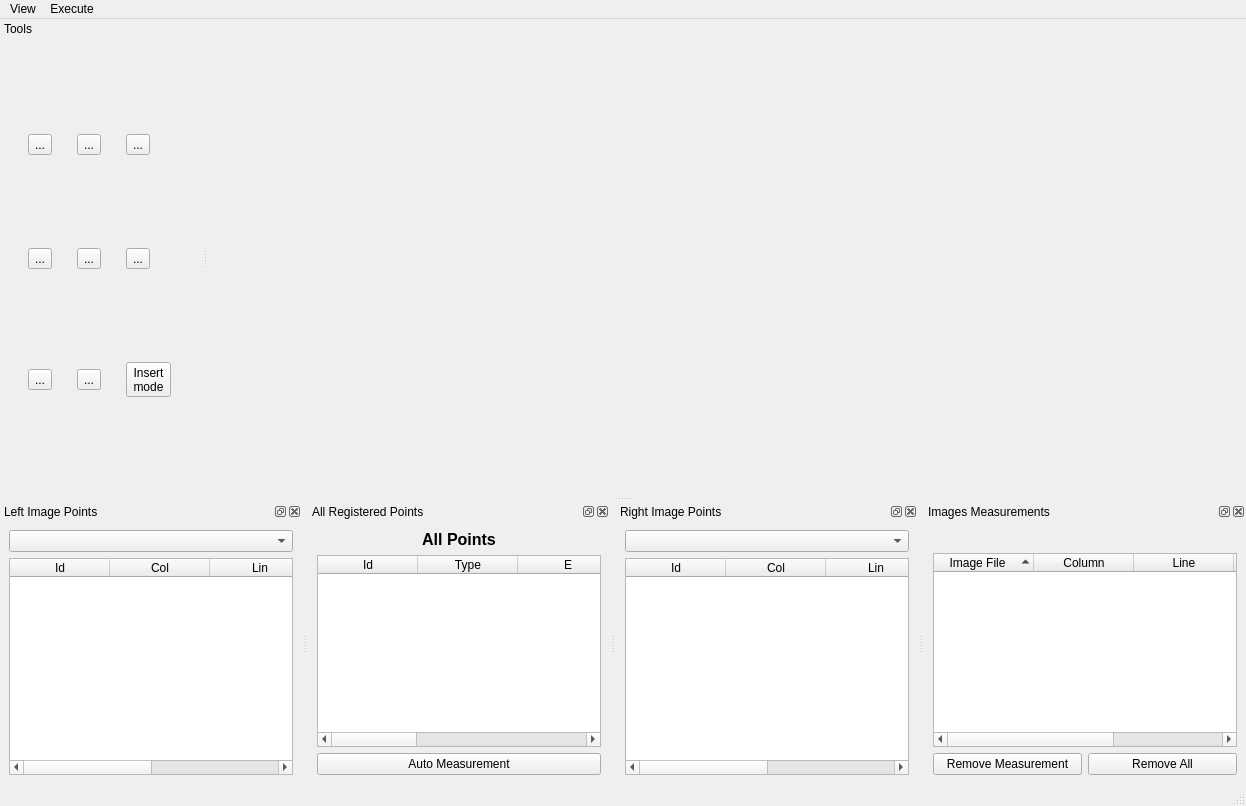
The window that qt/interface/FotoTriForm.ui (e-foto/e-foto) describes before a commit, drawn with Qt 5.
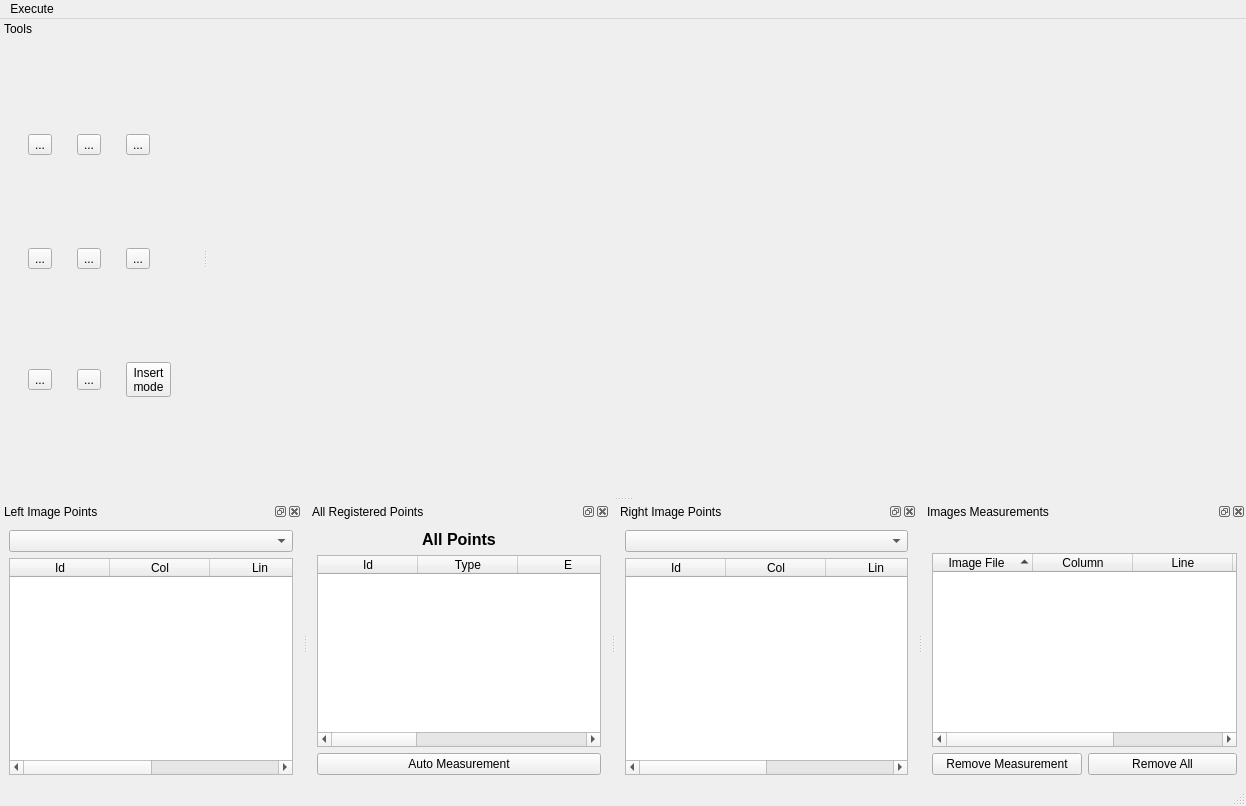
The same window after the commit. Icons and pictures are not drawn. Custom widgets are drawn as their Qt base class.

Commit message: Unused options of menu were removed.

```diff
--- a/qt/interface/FotoTriForm.ui
+++ b/qt/interface/FotoTriForm.ui
@@ -42,18 +42,12 @@
      <height>25</height>
     </rect>
    </property>
-   <widget class="QMenu" name="menuView">
-    <property name="title">
-     <string>View</string>
-    </property>
-   </widget>
    <widget class="QMenu" name="menuExecute">
     <property name="title">
      <string>Execute</string>
     </property>
     <addaction name="actionCalculateFotoTri"/>
    </widget>
-   <addaction name="menuView"/>
    <addaction name="menuExecute"/>
   </widget>
   <widget class="QStatusBar" name="statusBar"/>
@@ -574,7 +568,7 @@
    </property>
    <property name="minimumSize">
     <size>
-     <width>292</width>
+     <width>293</width>
      <height>218</height>
     </size>
    </property>
```
The commit also changes 2 other files.
